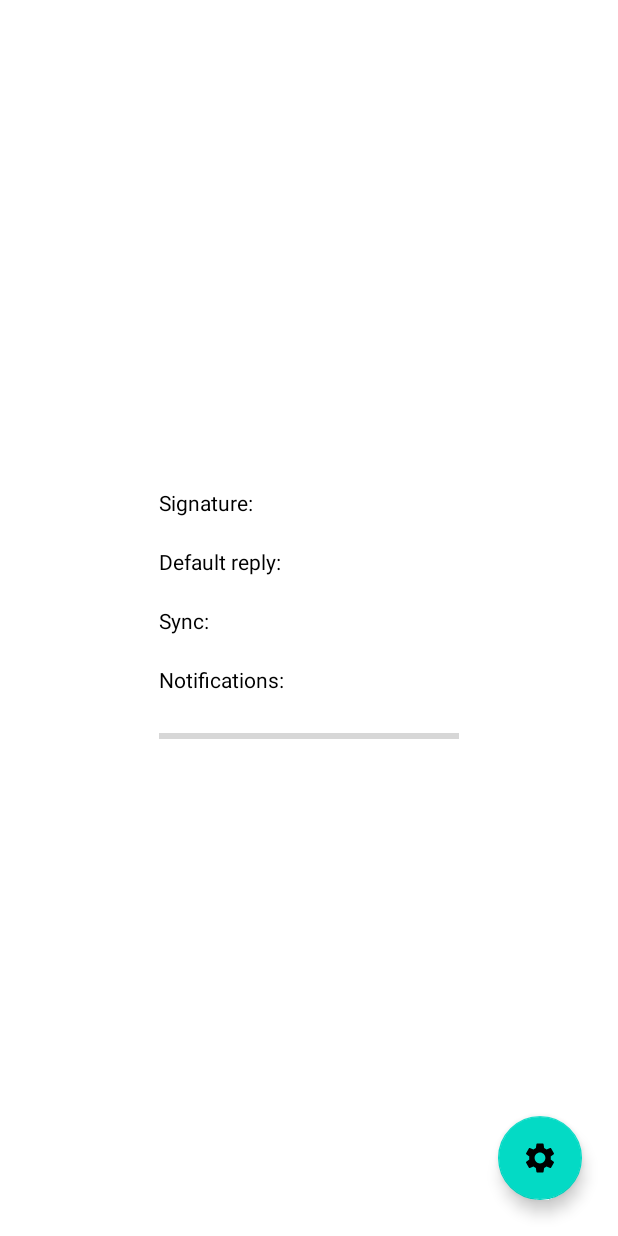
After one commit to soscaster/2023Android-ICT-Team7, an Android app: the layout fragment_home.xml on its own in the app's theme, with its tools: preview values and no code run, on a phone screen of 412 x 824 dp. The commit adds this screen. Run offline under Robolectric (Android 15) with nearby library versions, the phone set to English and light mode, and no system bars.

Commit message:
BIG UPDATE: Merge latest Settings tab
Changelog:
- Using the latest Settings tab by NTLG1 and "vuminh".

TODO:
- More functions in Events and Settings tab.

Bug:
- The camera's information sorting is wrong.
- You tell me?

Tested device on this version (but it should work with any other devices with API >= 24):
- Pixel 3: Android 13 API 33 (PixelExperience ROM)

```diff
--- a/app/build.gradle
+++ b/app/build.gradle
@@ -36,7 +36,7 @@ dependencies {
     implementation "androidx.media3:media3-exoplayer:1.1.1"
     implementation "androidx.media3:media3-exoplayer-hls:1.1.1"
     implementation "androidx.media3:media3-ui:1.1.1"
-//    implementation 'org.videolan.android:libvlc-all:4.0.0-eap13'
+    implementation 'androidx.preference:preference:1.1.1'
     testImplementation 'junit:junit:4.13.2'
     androidTestImplementation 'androidx.test.ext:junit:1.1.5'
     androidTestImplementation 'androidx.test.espresso:espresso-core:3.5.1'
--- /dev/null
+++ b/app/src/main/res/layout/fragment_home.xml
@@ -0,0 +1,67 @@
+<?xml version="1.0" encoding="utf-8"?>
+<RelativeLayout xmlns:android="http://schemas.android.com/apk/res/android"
+    xmlns:tools="http://schemas.android.com/tools"
+    android:layout_width="match_parent"
+    android:layout_height="match_parent"
+    tools:context=".SettingsFragment">
+
+    <com.google.android.material.floatingactionbutton.FloatingActionButton
+        android:id="@+id/fab_settings"
+        android:layout_width="wrap_content"
+        android:layout_height="wrap_content"
+        android:layout_alignParentEnd="true"
+        android:layout_alignParentBottom="true"
+        android:layout_marginStart="24dp"
+        android:layout_marginTop="24dp"
+        android:layout_marginEnd="24dp"
+        android:layout_marginBottom="24dp"
+        android:src="@drawable/baseline_settings_24"
+        android:tint="@android:color/white" />
+
+    <LinearLayout
+        android:layout_width="wrap_content"
+        android:layout_height="wrap_content"
+        android:orientation="vertical"
+        android:layout_centerInParent="true">
+
+        <TextView
+            android:id="@+id/tv_signature"
+            android:layout_margin="10dp"
+            android:layout_width="wrap_content"
+            android:layout_height="wrap_content"
+            android:text="Signature: "
+            android:textColor="@android:color/black"/>
+        <TextView
+            android:id="@+id/tv_reply"
+            android:layout_margin="10dp"
+            android:layout_width="wrap_content"
+            android:layout_height="wrap_content"
+            android:text="Default reply:"
+            android:textColor="@android:color/black"/>
+        <TextView
+            android:id="@+id/tv_sync"
+            android:layout_margin="10dp"
+            android:layout_width="wrap_content"
+            android:layout_height="wrap_content"
+            android:text="Sync: "
+            android:textColor="@android:color/black"/>
+        <TextView
+            android:id="@+id/tv_notifications"
+            android:layout_margin="10dp"
+            android:layout_width="wrap_content"
+            android:layout_height="wrap_content"
+            android:text="Notifications:"
+            android:textColor="@android:color/black"/>
+
+        <ProgressBar
+            android:id="@+id/pb_volume"
+            style="?android:attr/progressBarStyleHorizontal"
+            android:layout_margin="10dp"
+            android:layout_width="200dp"
+            android:layout_height="wrap_content"
+            android:max="100"
+
+            android:textColor="@android:color/black"/>
+
+    </LinearLayout>
+</RelativeLayout>
```
Also changed, not shown: app/src/main/java/vn/usth/team7camera/MainActivity.java (+55 -0 lines), app/src/main/java/vn/usth/team7camera/SettingsFragment.java (+75 -73 lines), app/src/main/res/layout/fragment_settings.xml (+23 -0 lines), app/src/main/res/values/arrays.xml (+13 -0 lines), app/src/main/res/values/strings.xml (+19 -3 lines), app/src/main/res/xml/preferences.xml (added, +73 -0 lines), 2 other files.
